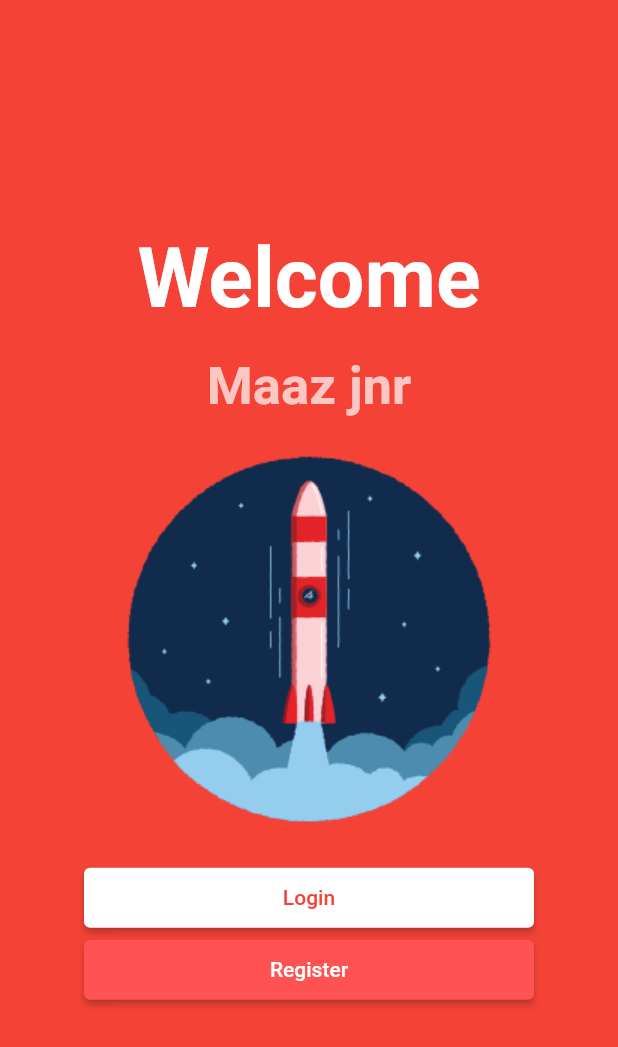
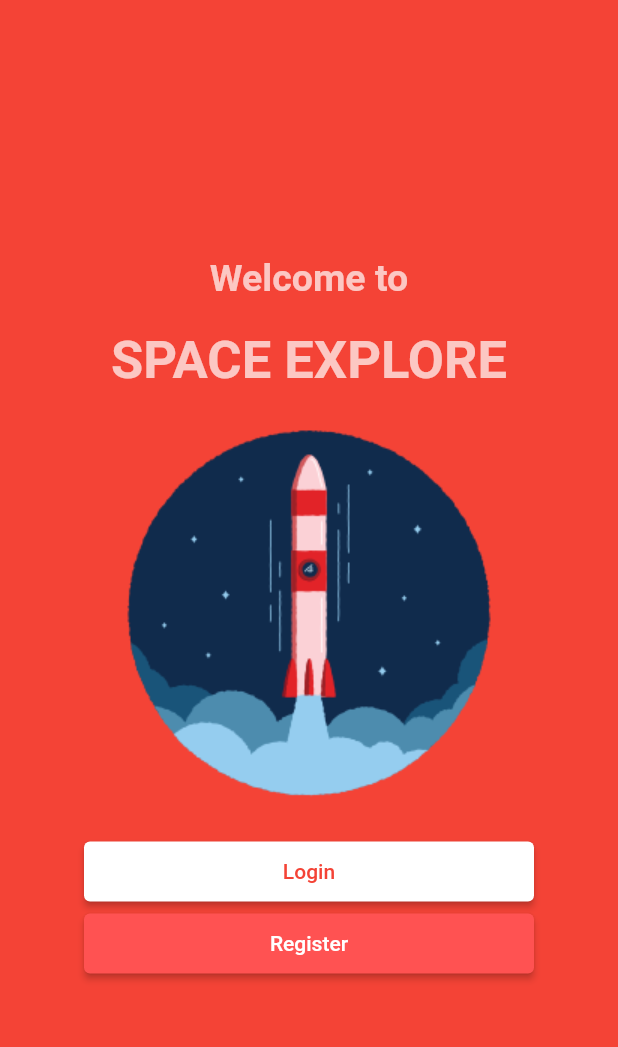
Before and after one commit to maazjnr/First-Flutter-App, a Flutter app: the screen it shows after launch, on a phone screen of 412 x 824 dp. Shown: the top 1047 px of the screen. Run offline on Flutter 3.47's test engine with Material 2 defaults, Android fonts, the phone set to English and light mode, and no system bars.

Commit message:
space explore

```diff
--- a/lib/main.dart
+++ b/lib/main.dart
@@ -35,15 +35,15 @@ class LoginPage extends StatelessWidget {
         mainAxisAlignment: MainAxisAlignment.center,
         children: [
           const Text(
-            'Welcome',
+            'Welcome to',
             style: TextStyle(
-                color: Colors.white, fontSize: 55, fontWeight: FontWeight.bold),
+                color: Colors.white70, fontSize: 25, fontWeight: FontWeight.bold),
           ),
           const SizedBox(
             height: 20.0,
           ),
           const Text(
-            'Maaz jnr',
+            'SPACE EXPLORE',
             style: TextStyle(
                 color: Colors.white70,
                 fontSize: 35,
```
